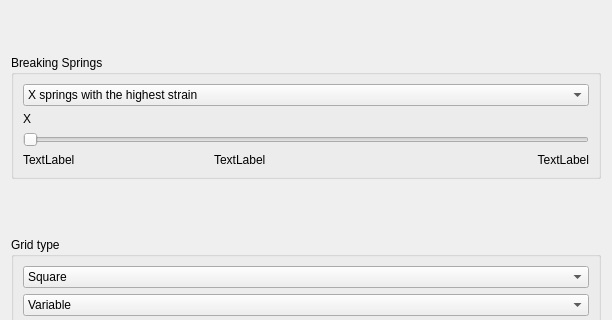
Old version of the form code/Mud/sidebar.ui in the repository lauraBaakman/Introduction-to-Computational-Science; both pictures show x 0 to 612 and y 142 to 462 of the 612 by 563 pixel window.
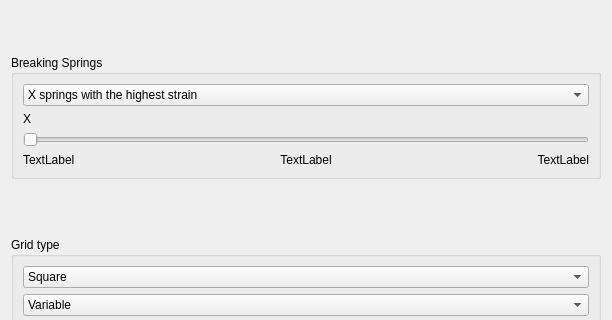
New version of the form.

Commit message: Max num springs to break changes if the number of particles changes.

What changed in the file:
```diff
--- a/code/Mud/sidebar.ui
+++ b/code/Mud/sidebar.ui
@@ -162,6 +162,9 @@
         <property name="text">
          <string>TextLabel</string>
         </property>
+        <property name="alignment">
+         <set>Qt::AlignCenter</set>
+        </property>
        </widget>
       </item>
       <item row="1" column="0">
```
The commit also changes 2 other files.
